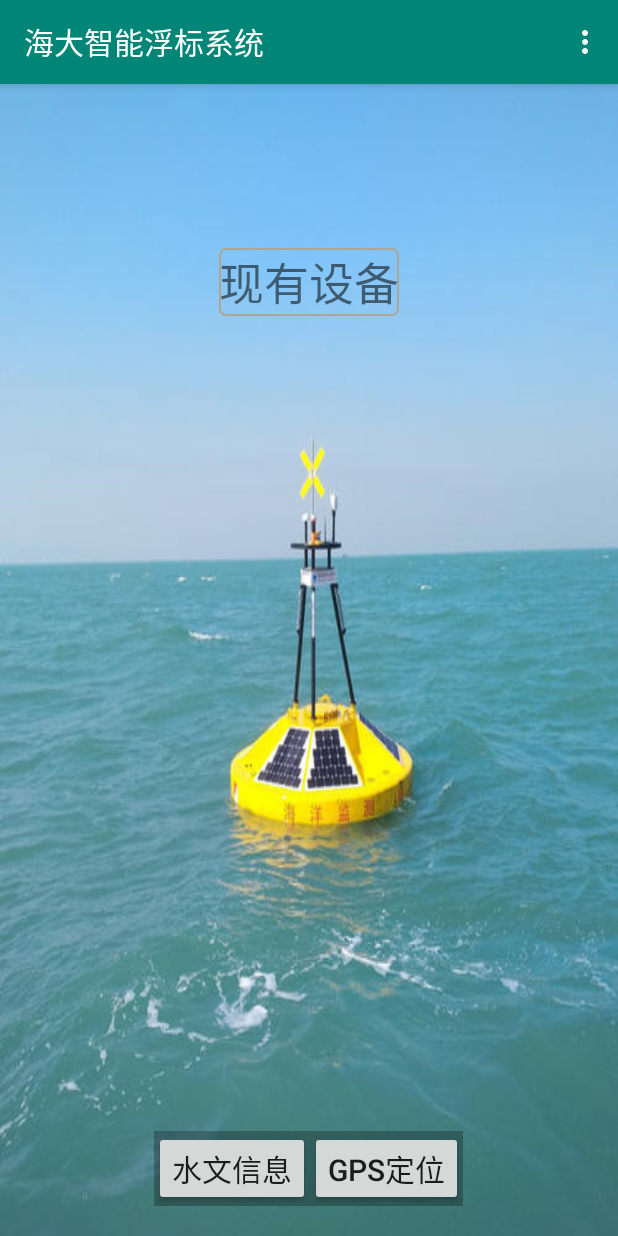
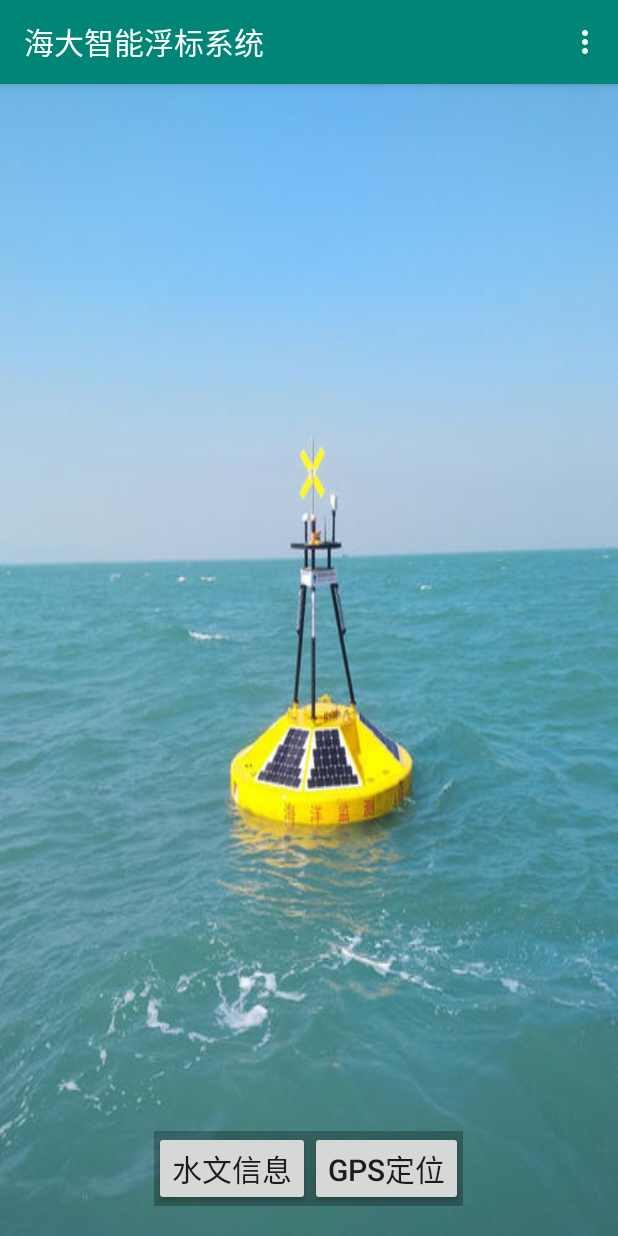
Before and after one commit to zhengjiandao/BuoySystem, an Android app: the MainActivity screen opened directly, with no data from a screen before it, on a phone screen of 412 x 824 dp. Run offline under Robolectric (Android 15) with nearby library versions, the light colour scheme and no system bars.

```diff
--- a/app/src/main/res/layout/activity_login.xml
+++ b/app/src/main/res/layout/activity_login.xml
@@ -94,7 +94,7 @@
             android:text="登录"
             android:textSize="20sp"/>
         <ImageView
-            android:layout_width="10dp"
+            android:layout_width="0.5dp"
             android:layout_height="match_parent"
             android:background="#0000"/>
         <Button
--- a/app/src/main/res/layout/activity_main.xml
+++ b/app/src/main/res/layout/activity_main.xml
@@ -7,19 +7,20 @@
     android:background="@drawable/buoy"
     tools:context=".MainActivity">
 
-    <TextView
-        android:id="@+id/view"
-        android:layout_width="wrap_content"
-        android:layout_height="wrap_content"
-        android:layout_alignParentTop="true"
-        android:layout_centerHorizontal="true"
-        android:layout_marginTop="109dp"
-        android:text="现有设备"
-        android:textSize="30sp"
-        app:layout_constraintBottom_toBottomOf="parent"
-        app:layout_constraintLeft_toLeftOf="parent"
-        app:layout_constraintRight_toRightOf="parent"
-        app:layout_constraintTop_toTopOf="parent" />
+    <!--<TextView-->
+        <!--android:id="@+id/view"-->
+        <!--android:layout_width="wrap_content"-->
+        <!--android:layout_height="wrap_content"-->
+        <!--android:layout_alignParentTop="true"-->
+        <!--android:layout_centerHorizontal="true"-->
+        <!--android:layout_marginTop="109dp"-->
+        <!--android:text="设备实物"-->
+        <!--android:textSize="30sp"-->
+        <!--android:textColor="@color/colorPrimary"-->
+        <!--app:layout_constraintBottom_toBottomOf="parent"-->
+        <!--app:layout_constraintLeft_toLeftOf="parent"-->
+        <!--app:layout_constraintRight_toRightOf="parent"-->
+        <!--app:layout_constraintTop_toTopOf="parent" />-->
     <!--android:background="@drawable/text_view_border"-->
 
     <!--<ImageView-->
```
Also changed, not shown: app/src/main/assets/buoy.json (+38 -38 lines), app/src/main/java/com/example/smubuoy/BaiduMapActivity.java (+21 -0 lines), app/src/main/java/com/example/smubuoy/BuoyActivity.java (+20 -0 lines), app/src/main/java/com/example/smubuoy/DeviceActivity.java (+21 -0 lines), app/src/main/java/com/example/smubuoy/LoginActivity.java (+21 -0 lines), app/src/main/java/com/example/smubuoy/MainActivity.java (+24 -4 lines).
